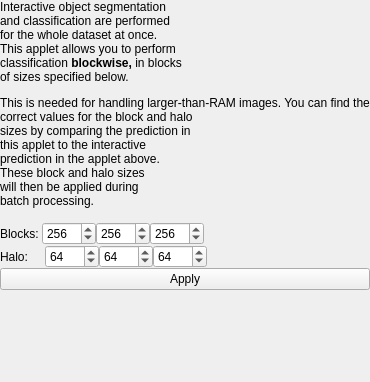
Qt form ilastik/applets/blockwiseObjectClassification/drawer.ui (ilastik/ilastik) before a commit.
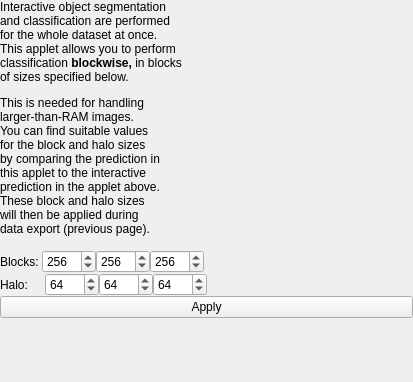
The same form after that commit.

Commit message: ObjectClassificationWorkflow: Added blockwise result slots as options for data export.

What changed in the file:
```diff
--- a/ilastik/applets/blockwiseObjectClassification/drawer.ui
+++ b/ilastik/applets/blockwiseObjectClassification/drawer.ui
@@ -6,7 +6,7 @@
    <rect>
     <x>0</x>
     <y>0</y>
-    <width>282</width>
+    <width>413</width>
     <height>382</height>
    </rect>
   </property>
@@ -25,7 +25,7 @@
      <item>
       <widget class="QLabel" name="label">
        <property name="text">
-        <string>&lt;html&gt;&lt;head/&gt;&lt;body&gt;&lt;p&gt;Interactive object segmentation &lt;br/&gt;and classification are performed &lt;br/&gt;for the whole dataset at once.&lt;br/&gt;This applet allows you to perform &lt;br/&gt;classification &lt;span style=&quot; font-weight:600;&quot;&gt;blockwise, &lt;/span&gt;in blocks &lt;br/&gt;of sizes specified below. &lt;/p&gt;&lt;p&gt;This is needed for handling larger-than-RAM images. You can find the&lt;br/&gt;correct values for the block and halo &lt;br/&gt;sizes by comparing the prediction in &lt;br/&gt;this applet to the interactive&lt;br/&gt;prediction in the applet above.&lt;br/&gt;These block and halo sizes&lt;br/&gt;will then be applied during&lt;br/&gt;batch processing.&lt;br/&gt;&lt;/p&gt;&lt;/body&gt;&lt;/html&gt;</string>
+        <string>&lt;html&gt;&lt;head/&gt;&lt;body&gt;&lt;p&gt;Interactive object segmentation &lt;br/&gt;and classification are performed &lt;br/&gt;for the whole dataset at once.&lt;br/&gt;This applet allows you to perform &lt;br/&gt;classification &lt;span style=&quot; font-weight:600;&quot;&gt;blockwise, &lt;/span&gt;in blocks &lt;br/&gt;of sizes specified below. &lt;/p&gt;&lt;p&gt;This is needed for handling&lt;br/&gt;larger-than-RAM images.&lt;br/&gt;You can find suitable values&lt;br/&gt;for the block and halo sizes&lt;br/&gt;by comparing the prediction in &lt;br/&gt;this applet to the interactive&lt;br/&gt;prediction in the applet above.&lt;br/&gt;These block and halo sizes&lt;br/&gt;will then be applied during&lt;br/&gt;data export (previous page).&lt;br/&gt;&lt;/p&gt;&lt;/body&gt;&lt;/html&gt;</string>
        </property>
       </widget>
      </item>
```
The commit also changes 2 other files.
